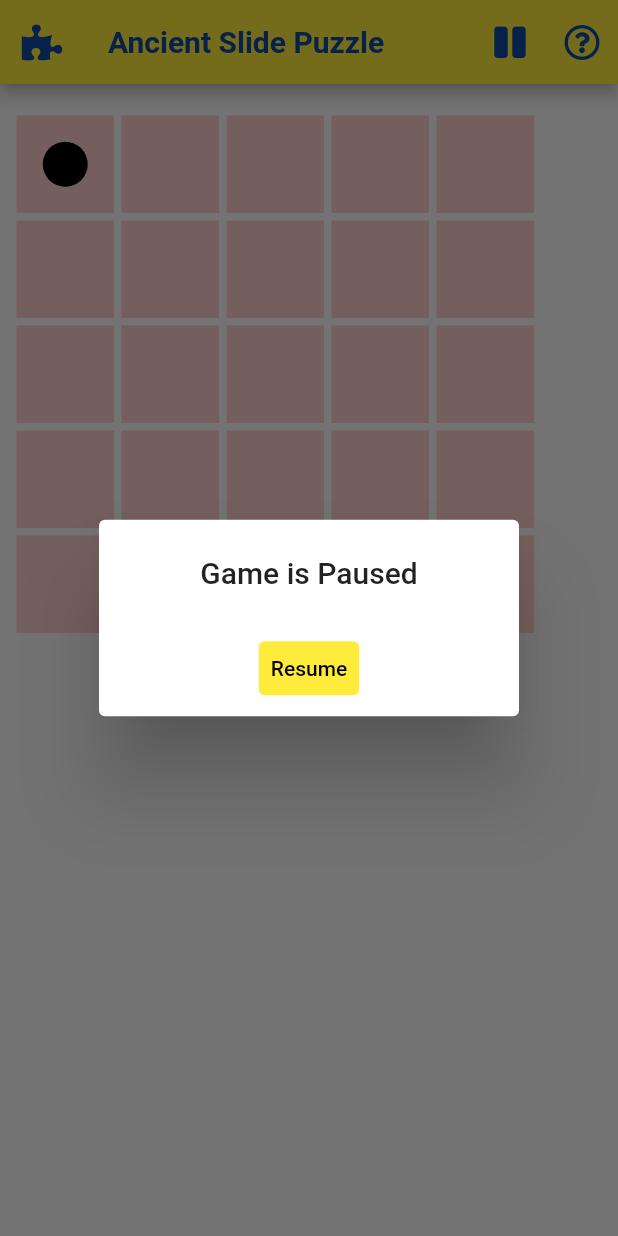
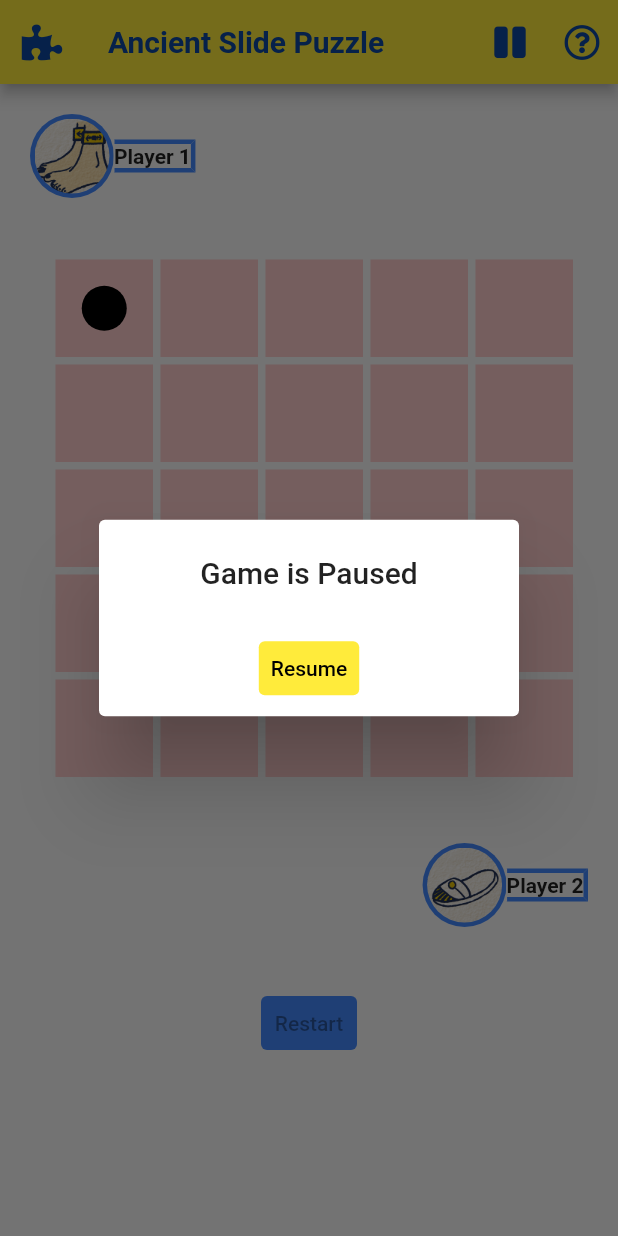
Before and after one commit to DinjerChang/flutter_slide_puzzle, a Flutter app: the screen it shows after launch, after a tap on an icon or button, on a phone screen of 412 x 824 dp. Run offline on Flutter 3.47's test engine with Material 2 defaults, Android fonts, the phone set to English and light mode, and no system bars; our stand-ins replace font_awesome_flutter.

Commit message:
player1 & player2 on main page done

```diff
--- /dev/null
+++ b/lib/controller.dart
@@ -0,0 +1,122 @@
+import 'package:flutter/material.dart';
+import 'package:font_awesome_flutter/font_awesome_flutter.dart';
+
+class Player1 extends StatefulWidget {
+  const Player1({Key? key}) : super(key: key);
+
+  @override
+  State<Player1> createState() => _Player1State();
+}
+
+class _Player1State extends State<Player1> {
+  // define future varibale here
+  final double _playerMargin = 20.0;
+  String _player1_name = "Player 1";
+  Widget build(BuildContext context) {
+    return Container(
+        margin: EdgeInsets.all(_playerMargin),
+        child: Row(children: <Widget>[
+          CircleAvatar(
+              radius: 28,
+              backgroundColor: Colors.blueAccent,
+              child: Padding(
+                  padding: const EdgeInsets.all(1.0),
+                  child: ClipOval(
+                      child: Image.asset('assets/images/feet.png',
+                          height: 50, width: 50, fit: BoxFit.fill)))),
+          Container(
+              // margin: const EdgeInsets.all(30.0),
+              // padding: const EdgeInsets.all(3.0),
+              decoration: const BoxDecoration(
+                border: Border(
+                  top: BorderSide(color: Colors.blueAccent, width: 3.0),
+                  right: BorderSide(color: Colors.blueAccent, width: 3.0),
+                  bottom: BorderSide(color: Colors.blueAccent, width: 3.0),
+                  left: BorderSide(color: Colors.white, width: 0.0),
+                ),
+                // borderRadius: BorderRadius.all(
+                //   Radius.circular(5.0)
+                // )
+              ),
+              //             <--- BoxDecoration here
+              child: Text(_player1_name,
+                  textAlign: TextAlign.end,
+                  style: TextStyle(fontWeight: FontWeight.bold)))
+        ]) //這裡之後應該要改成 Image Widget
+        );
+  }
+}
+
+class Player2 extends StatefulWidget {
+  const Player2({Key? key}) : super(key: key);
+
+  @override
+  State<Player2> createState() => _Player2State();
+}
+
+class _Player2State extends State<Player2> {
+  // define future varibale here
+  final double _playerMargin = 20.0;
+  String _player2_name = "Player 2";
+  Widget build(BuildContext context) {
+    return Row(mainAxisAlignment: MainAxisAlignment.end, children: <Widget>[
+      Container(
+          margin: EdgeInsets.all(_playerMargin),
+          child: Row(children: <Widget>[
+            CircleAvatar(
+                radius: 28,
+                backgroundColor: Colors.blueAccent,
+                child: Padding(
+                    padding: const EdgeInsets.all(1.0),
+                    child: ClipOval(
+                        child: Image.asset('assets/images/slipper.png',
+                            height: 50, width: 50, fit: BoxFit.fill)))),
+            Container(
+                // margin: const EdgeInsets.all(30.0),
+                // padding: const EdgeInsets.all(3.0),
+                decoration: const BoxDecoration(
+                  border: Border(
+                    top: BorderSide(color: Colors.blueAccent, width: 3.0),
+                    right: BorderSide(color: Colors.blueAccent, width: 3.0),
+                    bottom: BorderSide(color: Colors.blueAccent, width: 3.0),
+                    left: BorderSide(color: Colors.white, width: 0.0),
+                  ),
+                  // borderRadius: BorderRadius.all(
+                  //   Radius.circular(5.0)
+                  // )
+                ),
+                //             <--- BoxDecoration here
+                child: Text(_player2_name,
+                    textAlign: TextAlign.end,
+                    style: TextStyle(fontWeight: FontWeight.bold)))
+          ]) //這裡之後應該要改成 Image Widget
+          )
+    ]);
+  }
+}
+
+class Restart extends StatefulWidget {
+  const Restart({Key? key}) : super(key: key);
+
+  @override
+  State<Restart> createState() => _RestartState();
+}
+
+class _RestartState extends State<Restart> {
+  Widget build(BuildContext context) {
+    final String text_string = 'Restart';
+    final double _ButtonMargin = 20.0;
+    return Container(
+      margin:  EdgeInsets.all(_ButtonMargin),
+      child:Center(
+        child: TextButton(
+            style: ButtonStyle(
+              backgroundColor: MaterialStateProperty.all<Color>(Colors.blueAccent
+            )),
+            onPressed: null,
+            child: Text('Restart')
+          )
+      )
+    );
+  }
+}
--- a/lib/game-board.dart
+++ b/lib/game-board.dart
@@ -74,8 +74,8 @@ class _GameBoardState extends State<GameBoard> {
   // State<MyHomePage> createState() => _MyHomePageState();
   Widget build(BuildContext context) {
     return SizedBox(
-      width: 1000,
-      height: 1000,
+      width: 360,
+      height: 390,
       child: Stack(
         children: <Widget>[
           AnimatedPositioned(
--- a/lib/main.dart
+++ b/lib/main.dart
@@ -1,6 +1,7 @@
 import 'package:flutter/material.dart';
 import 'package:font_awesome_flutter/font_awesome_flutter.dart';
 import 'package:flutter_slide_puzzle/game-board.dart';
+import 'package:flutter_slide_puzzle/controller.dart';
 
 void main() {
   runApp(const SlidePuzzle());
@@ -124,8 +125,11 @@ class _SlidePuzzlePageState extends State<SlidePuzzlePage> {
         body: SingleChildScrollView(child:Column(
           mainAxisAlignment: MainAxisAlignment.spaceEvenly,
           children: <Widget>[
+            Player1(),
             GameBoard(),
-          ],
+            Player2(),
+            Restart(),
+            ],
         )
         )
 );
--- a/pubspec.yaml
+++ b/pubspec.yaml
@@ -55,6 +55,8 @@ flutter:
   # included with your application, so that you can use the icons in
   # the material Icons class.
   uses-material-design: true
+  assets:
+    - assets/images/
 
   # To add assets to your application, add an assets section, like this:
   # assets:
```
Also changed, not shown: assets/images/feet.png (added), assets/images/slipper.png (added), lib/contorller.dart (deleted).
